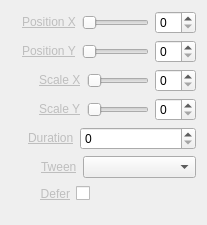
Before: the Qt Designer form Widgets/Inspector/InspectorGeometryWidget.ui in CasparCG/client, drawn with Qt 5.
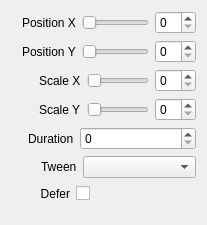
After: the same form once the commit is applied.

Patch:
```diff
--- a/Widgets/Inspector/InspectorGeometryWidget.ui
+++ b/Widgets/Inspector/InspectorGeometryWidget.ui
@@ -38,7 +38,7 @@
      <item>
       <widget class="QLabel" name="labelPositionX">
        <property name="text">
-        <string>&lt;a href=&quot;PositionX&quot; style=&quot;color: #BEBEBE;&quot;&gt;Position X&lt;/a&gt;</string>
+        <string>Position X</string>
        </property>
       </widget>
      </item>
@@ -75,7 +75,7 @@
      <item>
       <widget class="QLabel" name="labelPositionY">
        <property name="text">
-        <string>&lt;a href=&quot;PositionY&quot; style=&quot;color: #BEBEBE;&quot;&gt;Position Y&lt;/a&gt;</string>
+        <string>Position Y</string>
        </property>
       </widget>
      </item>
@@ -112,7 +112,7 @@
      <item>
       <widget class="QLabel" name="labelScaleX">
        <property name="text">
-        <string>&lt;a href=&quot;ScaleX&quot; style=&quot;color: #BEBEBE;&quot;&gt;Scale X&lt;/a&gt;</string>
+        <string>Scale X</string>
        </property>
       </widget>
      </item>
@@ -149,7 +149,7 @@
      <item>
       <widget class="QLabel" name="labelScaleY">
        <property name="text">
-        <string>&lt;a href=&quot;ScaleY&quot; style=&quot;color: #BEBEBE;&quot;&gt;Scale Y&lt;/a&gt;</string>
+        <string>Scale Y</string>
        </property>
       </widget>
      </item>
@@ -186,7 +186,7 @@
      <item>
       <widget class="QLabel" name="labelDuration">
        <property name="text">
-        <string>&lt;a href=&quot;Duration&quot; style=&quot;color: #BEBEBE;&quot;&gt;Duration&lt;/a&gt;</string>
+        <string>Duration</string>
        </property>
       </widget>
      </item>
@@ -226,7 +226,7 @@
      <item>
       <widget class="QLabel" name="labelEasing">
        <property name="text">
-        <string>&lt;a href=&quot;Tween&quot; style=&quot;color: #BEBEBE;&quot;&gt;Tween&lt;/a&gt;</string>
+        <string>Tween</string>
        </property>
       </widget>
      </item>
@@ -263,7 +263,7 @@
      <item>
       <widget class="QLabel" name="labelDefer">
        <property name="text">
-        <string>&lt;a href=&quot;Defer&quot; style=&quot;color: #BEBEBE;&quot;&gt;Defer&lt;/a&gt;</string>
+        <string>Defer</string>
        </property>
        <property name="alignment">
         <set>Qt::AlignRight|Qt::AlignTrailing|Qt::AlignVCenter</set>
```
